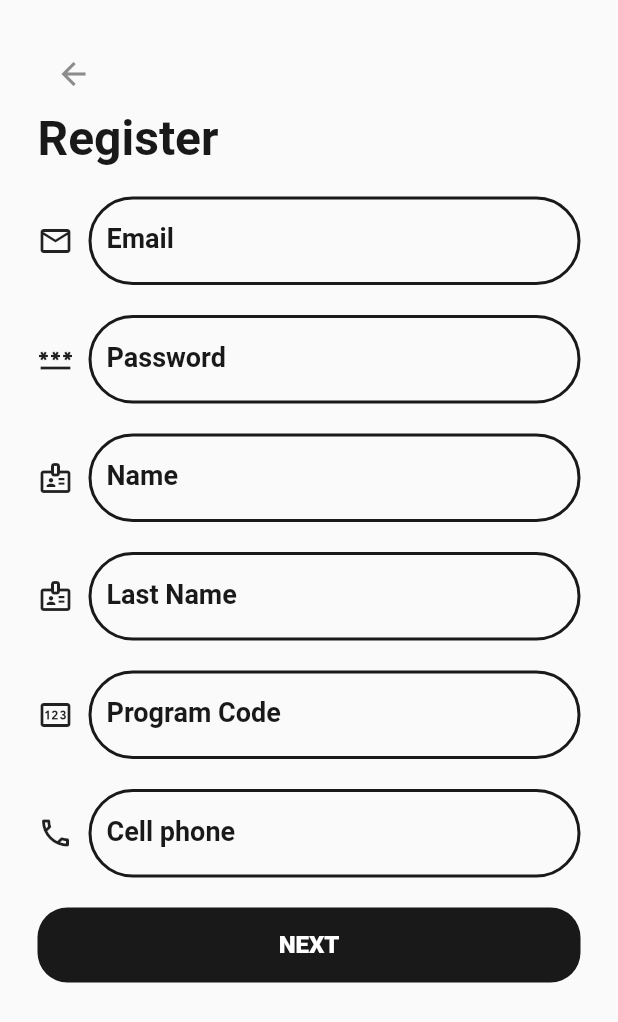
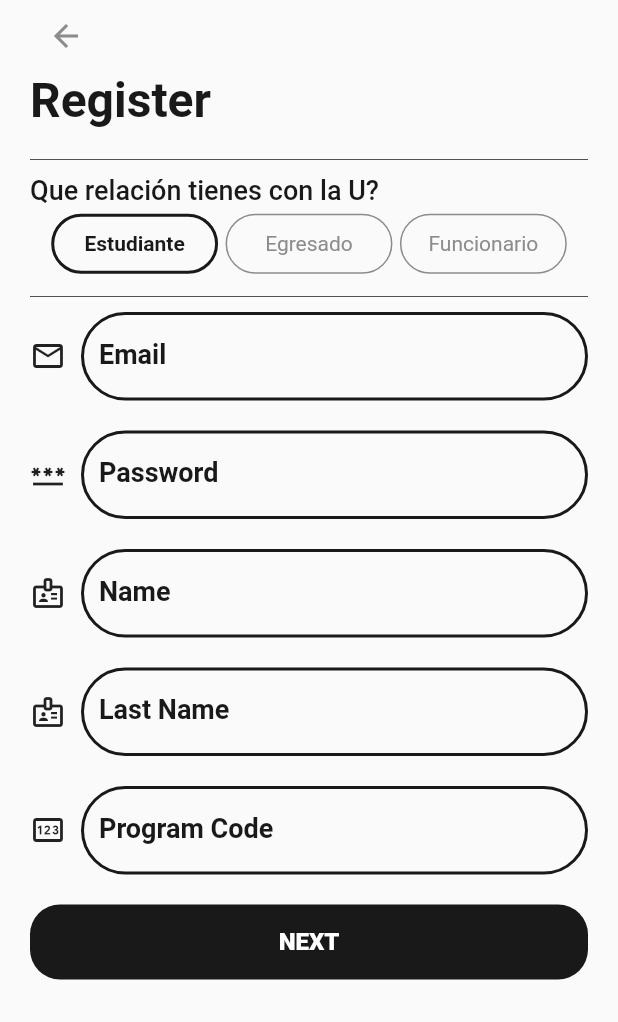
Before and after one commit to richardzamora/bienestar-universitario-test-riverpod, a Flutter app: the RegisterPage screen opened by its route, on a phone screen of 412 x 824 dp. Shown: the top 1022 px of the screen. Run offline on Flutter 3.47's test engine with Material 2 defaults, Android fonts, the phone set to English and light mode, and no system bars; our stand-ins replace clock, dio, hive_flutter, hooks_riverpod; accounts and stored records are empty.

```diff
--- a/lib/src/bookings/providers/booking_provider.dart
+++ b/lib/src/bookings/providers/booking_provider.dart
@@ -29,7 +29,7 @@ class BookingProvider {
               personProvider.day!.day, personProvider.hour!.hour),
           personId: personProvider.person,
           offeredServiceId: personProvider.offeredService,
-          id: 1000000);
+          id: 1000);
       bool result = await bookingRepository.createBooking(booking);
       personProvider.day = null;
       personProvider.hour = null;
@@ -39,4 +39,8 @@ class BookingProvider {
     }
     return false;
   }
+
+  Future<bool> deleteBooking(int bookingId) {
+    return bookingRepository.deleteBooking(bookingId);
+  }
 }
--- a/lib/src/bookings/repositories/booking_repository.dart
+++ b/lib/src/bookings/repositories/booking_repository.dart
@@ -16,4 +16,6 @@ abstract class BookingRepository {
   Future<List<Booking>> listBooking(int personId);
 
   Future<List<Booking>> allBookings();
+
+  Future<bool> deleteBooking(int id);
 }
--- a/lib/src/core/services/http/http_service.dart
+++ b/lib/src/core/services/http/http_service.dart
@@ -27,5 +27,6 @@ abstract class HttpService {
   Future<dynamic> put();
 
   /// Http delete request
-  Future<dynamic> delete();
+  Future<dynamic> delete(String endpoint,
+      {Map<String, dynamic>? queryParameters, Map<String, dynamic>? data});
 }
--- a/lib/src/core/widgets/option_widget.dart
+++ b/lib/src/core/widgets/option_widget.dart
@@ -1,24 +1,26 @@
 import 'package:flutter/material.dart';
 
 class OptionWidget extends StatelessWidget {
-  const OptionWidget({
-    Key? key,
-    required this.isSelected,
-    required this.onTap,
-    required this.content,
-    this.height = 40,
-  }) : super(key: key);
+  const OptionWidget(
+      {Key? key,
+      required this.isSelected,
+      required this.onTap,
+      required this.content,
+      this.height = 40,
+      this.width})
+      : super(key: key);
 
   final bool isSelected;
   final VoidCallback onTap;
   final String content;
   final double height;
+  final double? width;
 
   @override
   Widget build(BuildContext context) {
     final theme = Theme.of(context);
     return Container(
-      width: MediaQuery.of(context).size.width * 0.35,
+      width: width ?? MediaQuery.of(context).size.width * 0.35,
       height: height,
       margin: const EdgeInsets.symmetric(vertical: 5),
       padding: EdgeInsets.all(isSelected ? 0 : 2),
--- a/lib/src/login/repositories/http_login_repository.dart
+++ b/lib/src/login/repositories/http_login_repository.dart
@@ -13,7 +13,7 @@ class HttpLoginRepository extends LoginRepository {
   Future<Person> login(Credentials credentials) async {
     try {
       final responseData = await httpService.get(
-        '$path/login/email/${credentials.email}/pass/${credentials.password}',
+        '$path/email/${credentials.email}/pass/${credentials.password}',
       );
       return Person.fromJson(responseData);
     } on Exception catch (e) {
--- a/lib/src/login/ui/pages/register_page.dart
+++ b/lib/src/login/ui/pages/register_page.dart
@@ -1,3 +1,4 @@
+import 'package:app_bienestar_universitario/src/core/widgets/option_widget.dart';
 import 'package:app_bienestar_universitario/src/core/widgets/rounded_button.dart';
 import 'package:app_bienestar_universitario/src/login/providers/login_provider.dart';
 import 'package:app_bienestar_universitario/src/login/ui/widgets/app_text_field.dart';
@@ -15,7 +16,7 @@ class RegisterPage extends HookConsumerWidget {
     return Scaffold(
       body: SafeArea(
         child: Container(
-          padding: const EdgeInsets.all(25),
+          padding: const EdgeInsets.symmetric(horizontal: 20),
           child: SingleChildScrollView(
             physics: const BouncingScrollPhysics(),
             child: Column(
@@ -39,7 +40,30 @@ class RegisterPage extends HookConsumerWidget {
                         fontWeight: FontWeight.bold,
                       ),
                     )),
-                const SizedBox(height: 20),
+                const SizedBox(height: 10),
+                Container(
+                  margin: const EdgeInsets.symmetric(vertical: 10),
+                  height: 0.5,
+                  width: double.infinity,
+                  color: theme.primaryColorDark,
+                ),
+                Align(
+                    alignment: Alignment.topLeft,
+                    child: Text(
+                      "Que relación tienes con la U?",
+                      style: TextStyle(
+                        color: theme.primaryColorDark,
+                        fontSize: 18,
+                        fontWeight: FontWeight.w500,
+                      ),
+                    )),
+                const SelectorUserTypeWidget(),
+                Container(
+                  margin: const EdgeInsets.symmetric(vertical: 10),
+                  height: 0.5,
+                  width: double.infinity,
+                  color: theme.primaryColorDark,
+                ),
                 AppTextField(
                     icon: const Icon(Icons.email_outlined),
                     labelText: "Email",
@@ -73,11 +97,6 @@ class RegisterPage extends HookConsumerWidget {
                     onChange: (value) => provider.personRegistered.id =
                         int.tryParse(value) ?? 1),
                 const SizedBox(height: 20),
-                AppTextField(
-                    icon: const Icon(Icons.phone_outlined),
-                    labelText: "Cell phone",
-                    onChange: provider.setEmail),
-                const SizedBox(height: 20),
                 RoundedButton(
                   onTap: provider.loading
                       ? null
@@ -98,3 +117,54 @@ class RegisterPage extends HookConsumerWidget {
     );
   }
 }
+
+class SelectorUserTypeWidget extends StatefulHookConsumerWidget {
+  const SelectorUserTypeWidget({super.key});
+
+  @override
+  ConsumerState<ConsumerStatefulWidget> createState() =>
+      _SelectorUserTypeWidgetState();
+}
+
+class _SelectorUserTypeWidgetState
+    extends ConsumerState<SelectorUserTypeWidget> {
+  @override
+  Widget build(BuildContext context) {
+    final provider = ref.watch(loginProvider);
+    final widthComponents = MediaQuery.of(context).size.width * 0.27;
+    return SingleChildScrollView(
+      scrollDirection: Axis.horizontal,
+      child: Row(
+        mainAxisAlignment: MainAxisAlignment.spaceBetween,
+        children: [
+          OptionWidget(
+              width: widthComponents,
+              isSelected: provider.personRegistered.userType == "Estudiante",
+              onTap: () {
+                provider.personRegistered.userType = "Estudiante";
+                setState(() {});
+              },
+              content: "Estudiante"),
+          const SizedBox(width: 5),
+          OptionWidget(
+              width: widthComponents,
+              isSelected: provider.personRegistered.userType == "Egresado",
+              onTap: () {
+                provider.personRegistered.userType = "Egresado";
+                setState(() {});
+              },
+              content: "Egresado"),
+          const SizedBox(width: 5),
+          OptionWidget(
+              width: widthComponents,
+              isSelected: provider.personRegistered.userType == "Funcionario",
+              onTap: () {
+                provider.personRegistered.userType = "Funcionario";
+                setState(() {});
+              },
+              content: "Funcionario"),
+        ],
+      ),
+    );
+  }
+}
```
Also changed, not shown: lib/src/bookings/repositories/http_booking_repository.dart (+11 -0 lines), lib/src/bookings/ui/pages/list_bookings_page.dart (+24 -4 lines), lib/src/core/services/http/dio_http_service.dart (+16 -3 lines).
